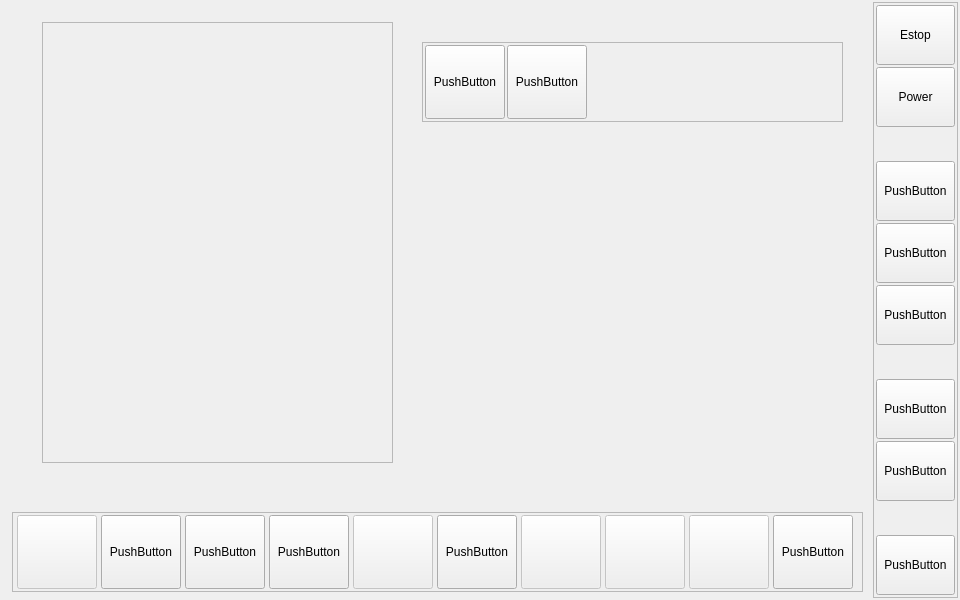
The window that qtgui/qtgui.ui (daiman444/lcnc29_lpt_qtplasma) describes before a commit, drawn with Qt 5.
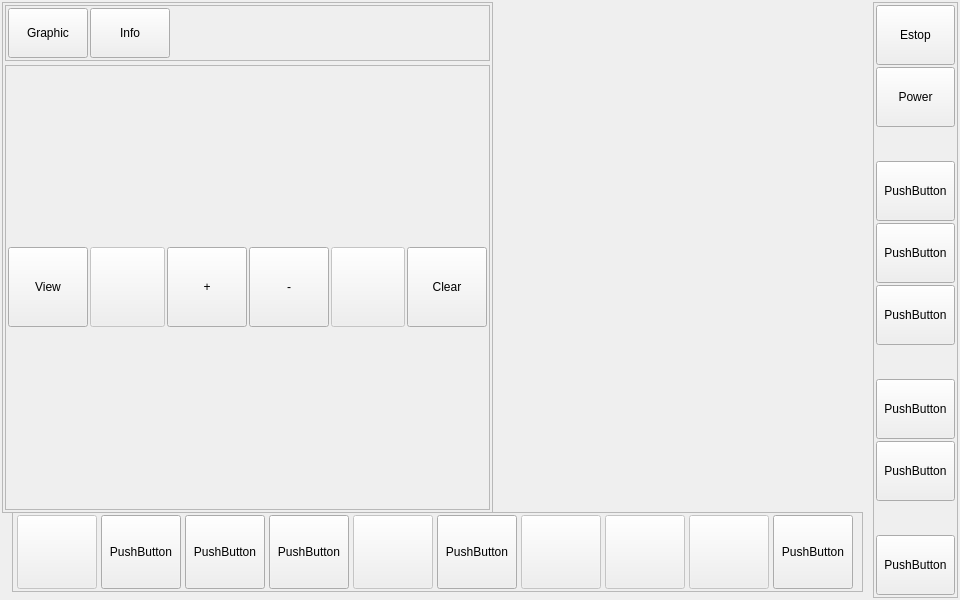
The same window after the commit. Custom widgets are drawn as their Qt base class.

What changed in the file:
```diff
--- a/qtgui/qtgui.ui
+++ b/qtgui/qtgui.ui
@@ -512,10 +512,10 @@
        <widget class="QFrame" name="frame_2">
         <property name="geometry">
          <rect>
-          <x>40</x>
-          <y>20</y>
-          <width>351</width>
-          <height>441</height>
+          <x>0</x>
+          <y>0</y>
+          <width>491</width>
+          <height>511</height>
          </rect>
         </property>
         <property name="frameShape">
@@ -524,16 +524,24 @@
         <property name="frameShadow">
          <enum>QFrame::Raised</enum>
         </property>
-       </widget>
+        <layout class="QVBoxLayout" name="verticalLayout_2">
+         <property name="spacing">
+          <number>2</number>
+         </property>
+         <property name="leftMargin">
+          <number>2</number>
+         </property>
+         <property name="topMargin">
+          <number>2</number>
+         </property>
+         <property name="rightMargin">
+          <number>2</number>
+         </property>
+         <property name="bottomMargin">
+          <number>2</number>
+         </property>
+         <item>
        <widget class="QFrame" name="frame_3">
-        <property name="geometry">
-         <rect>
-          <x>420</x>
-          <y>40</y>
-          <width>421</width>
-          <height>80</height>
-         </rect>
-        </property>
         <property name="frameShape">
          <enum>QFrame::StyledPanel</enum>
         </property>
@@ -560,8 +568,8 @@
           <widget class="QPushButton" name="pushButton_15">
            <property name="minimumSize">
             <size>
-             <width>60</width>
-             <height>60</height>
+                <width>50</width>
+                <height>50</height>
             </size>
            </property>
            <property name="maximumSize">
@@ -571,7 +579,7 @@
             </size>
            </property>
            <property name="text">
-            <string>PushButton</string>
+               <string>Graphic</string>
            </property>
           </widget>
          </item>
@@ -579,8 +587,8 @@
           <widget class="QPushButton" name="pushButton_24">
            <property name="minimumSize">
             <size>
-             <width>60</width>
-             <height>60</height>
+                <width>50</width>
+                <height>50</height>
             </size>
            </property>
            <property name="maximumSize">
@@ -590,7 +598,7 @@
             </size>
            </property>
            <property name="text">
-            <string>PushButton</string>
+               <string>Info</string>
            </property>
           </widget>
          </item>
@@ -609,6 +617,221 @@
          </item>
         </layout>
        </widget>
+         </item>
+         <item>
+          <widget class="GCodeGraphics" name="gcodegraphics"/>
+         </item>
+         <item>
+          <widget class="QStackedWidget" name="stackedWidget_3">
+           <property name="frameShape">
+            <enum>QFrame::StyledPanel</enum>
+           </property>
+           <property name="currentIndex">
+            <number>0</number>
+           </property>
+           <widget class="QWidget" name="page_5">
+            <layout class="QHBoxLayout" name="horizontalLayout_6">
+             <property name="spacing">
+              <number>2</number>
+             </property>
+             <property name="leftMargin">
+              <number>2</number>
+             </property>
+             <property name="topMargin">
+              <number>2</number>
+             </property>
+             <property name="rightMargin">
+              <number>2</number>
+             </property>
+             <property name="bottomMargin">
+              <number>2</number>
+             </property>
+             <item>
+              <widget class="QPushButton" name="pushButton_43">
+               <property name="minimumSize">
+                <size>
+                 <width>60</width>
+                 <height>60</height>
+                </size>
+               </property>
+               <property name="maximumSize">
+                <size>
+                 <width>80</width>
+                 <height>80</height>
+                </size>
+               </property>
+               <property name="text">
+                <string>View</string>
+               </property>
+              </widget>
+             </item>
+             <item>
+              <widget class="QPushButton" name="pushButton_58">
+               <property name="enabled">
+                <bool>false</bool>
+               </property>
+               <property name="minimumSize">
+                <size>
+                 <width>60</width>
+                 <height>60</height>
+                </size>
+               </property>
+               <property name="maximumSize">
+                <size>
+                 <width>80</width>
+                 <height>80</height>
+                </size>
+               </property>
+               <property name="text">
+                <string/>
+               </property>
+              </widget>
+             </item>
+             <item>
+              <widget class="QPushButton" name="pushButton_44">
+               <property name="minimumSize">
+                <size>
+                 <width>60</width>
+                 <height>60</height>
+                </size>
+               </property>
+               <property name="maximumSize">
+                <size>
+                 <width>80</width>
+                 <height>80</height>
+                </size>
+               </property>
+               <property name="text">
+                <string>+</string>
+               </property>
+              </widget>
+             </item>
+             <item>
+              <widget class="QPushButton" name="pushButton_39">
+               <property name="minimumSize">
+                <size>
+                 <width>60</width>
+                 <height>60</height>
+                </size>
+               </property>
+               <property name="maximumSize">
+                <size>
+                 <width>80</width>
+                 <height>80</height>
+                </size>
+               </property>
+               <property name="text">
+                <string>-</string>
+               </property>
+              </widget>
+             </item>
+             <item>
+              <widget class="QPushButton" name="pushButton_59">
+               <property name="enabled">
+                <bool>false</bool>
+               </property>
+               <property name="minimumSize">
+                <size>
+                 <width>60</width>
+                 <height>60</height>
+                </size>
+               </property>
+               <property name="maximumSize">
+                <size>
+                 <width>80</width>
+                 <height>80</height>
+                </size>
+               </property>
+               <property name="text">
+                <string/>
+               </property>
+              </widget>
+             </item>
+             <item>
+              <widget class="QPushButton" name="pushButton_40">
+               <property name="minimumSize">
+                <size>
+                 <width>60</width>
+                 <height>60</height>
+                </size>
+               </property>
+               <property name="maximumSize">
+                <size>
+                 <width>80</width>
+                 <height>80</height>
+                </size>
+               </property>
+               <property name="text">
+                <string>Clear</string>
+               </property>
+              </widget>
+             </item>
+            </layout>
+           </widget>
+           <widget class="QWidget" name="page_6">
+            <layout class="QHBoxLayout" name="horizontalLayout_7">
+             <property name="spacing">
+              <number>2</number>
+             </property>
+             <property name="leftMargin">
+              <number>2</number>
+             </property>
+             <property name="topMargin">
+              <number>2</number>
+             </property>
+             <property name="rightMargin">
+              <number>2</number>
+             </property>
+             <property name="bottomMargin">
+              <number>2</number>
+             </property>
+             <item>
+              <widget class="QPushButton" name="pushButton_50">
+               <property name="minimumSize">
+                <size>
+                 <width>60</width>
+                 <height>60</height>
+                </size>
+               </property>
+               <property name="maximumSize">
+                <size>
+                 <width>80</width>
+                 <height>80</height>
+                </size>
+               </property>
+               <property name="text">
+                <string>PushButton</string>
+               </property>
+              </widget>
+             </item>
+             <item>
+              <widget class="QPushButton" name="pushButton_57">
+               <property name="enabled">
+                <bool>false</bool>
+               </property>
+               <property name="minimumSize">
+                <size>
+                 <width>60</width>
+                 <height>60</height>
+                </size>
+               </property>
+               <property name="maximumSize">
+                <size>
+                 <width>80</width>
+                 <height>80</height>
+                </size>
+               </property>
+               <property name="text">
+                <string/>
+               </property>
+              </widget>
+             </item>
+            </layout>
+           </widget>
+          </widget>
+         </item>
+        </layout>
+       </widget>
       </widget>
       <widget class="QWidget" name="page_2"/>
      </widget>
@@ -840,6 +1063,14 @@
    </layout>
   </widget>
  </widget>
+ <customwidgets>
+  <customwidget>
+   <class>GCodeGraphics</class>
+   <extends>QWidget</extends>
+   <header>qtvcp.widgets.gcode_graphics</header>
+   <container>1</container>
+  </customwidget>
+ </customwidgets>
  <resources/>
  <connections/>
 </ui>
```
Lines whose indentation alone changed are shown as unchanged.
